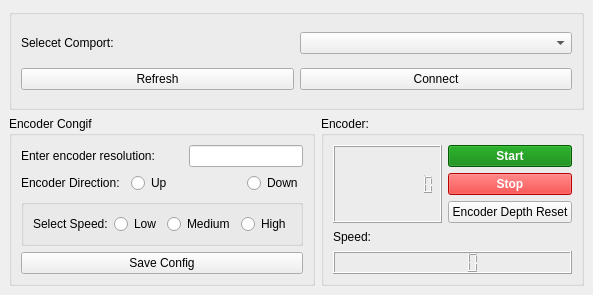
This is software/mainwindow.ui in ErdemAbdulkadir/EncoderSimulator-STM32 as Qt 5 draws it before an edit. The edited form follows.
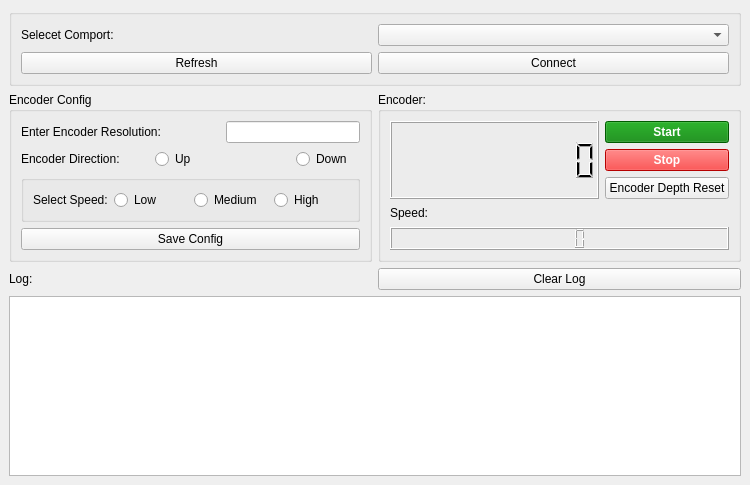
This is the edited form.

The edit to the form file:
```diff
--- a/software/mainwindow.ui
+++ b/software/mainwindow.ui
@@ -6,8 +6,8 @@
    <rect>
     <x>0</x>
     <y>0</y>
-    <width>586</width>
-    <height>295</height>
+    <width>750</width>
+    <height>485</height>
    </rect>
   </property>
   <property name="windowTitle">
@@ -18,6 +18,16 @@
     <bool>true</bool>
    </property>
    <layout class="QGridLayout" name="gridLayout_3">
+    <item row="2" column="0">
+     <widget class="QLabel" name="label_6">
+      <property name="text">
+       <string>Log:</string>
+      </property>
+     </widget>
+    </item>
+    <item row="3" column="0" colspan="2">
+     <widget class="QPlainTextEdit" name="pteLog"/>
+    </item>
     <item row="1" column="1">
      <widget class="QGroupBox" name="groupBox_5">
       <property name="title">
@@ -112,13 +122,13 @@
     <item row="1" column="0">
      <widget class="QGroupBox" name="groupBox_2">
       <property name="title">
-       <string>Encoder Congif</string>
+       <string>Encoder Config</string>
       </property>
       <layout class="QGridLayout" name="gridLayout_2">
        <item row="0" column="0" colspan="3">
         <widget class="QLabel" name="label_2">
          <property name="text">
-          <string>Enter encoder resolution:</string>
+          <string>Enter Encoder Resolution:</string>
          </property>
         </widget>
        </item>
@@ -193,6 +203,13 @@
       </layout>
      </widget>
     </item>
+    <item row="2" column="1">
+     <widget class="QPushButton" name="btnClearLog">
+      <property name="text">
+       <string>Clear Log</string>
+      </property>
+     </widget>
+    </item>
    </layout>
   </widget>
  </widget>
```
